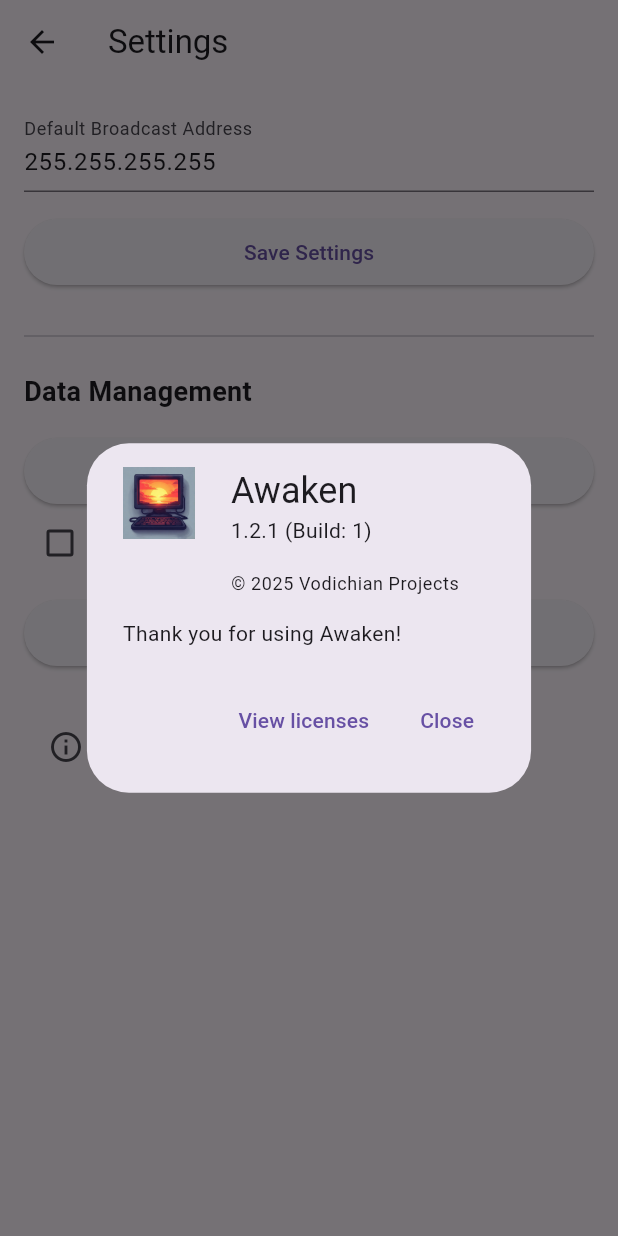
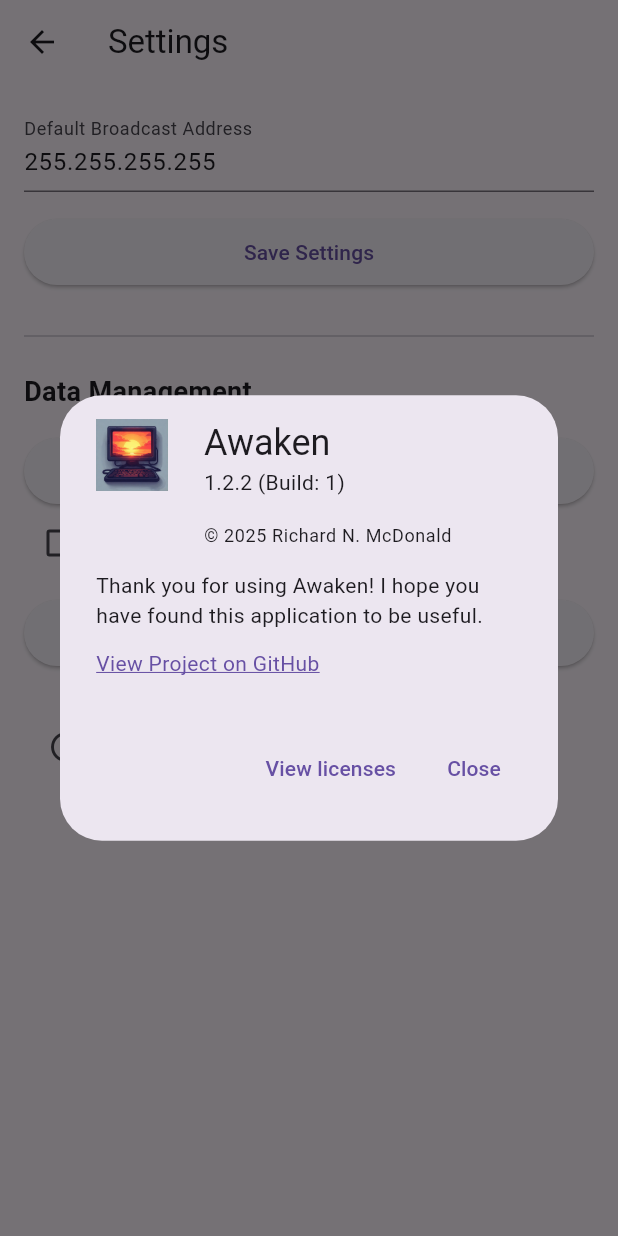
Before and after one commit to Vodichian/awaken, a Flutter app: the SettingsScreen screen opened directly, after a tap on "Application Version", on a phone screen of 412 x 824 dp. Run offline on Flutter 3.47's test engine with Material 3 defaults, Android fonts, the light colour scheme and no system bars; our stand-ins replace file_picker, flutter_colorpicker, flutter_slidable, hive_ce, hive_ce_flutter, logger and 2 more; missing offline and left inert: network_info_plus, window_size; accounts and stored records are empty; network calls fail; statements that could not run were skipped.

Commit message:
- Added project link to About

```diff
--- a/lib/screens/settings_screen.dart
+++ b/lib/screens/settings_screen.dart
@@ -7,6 +7,7 @@
 import 'package:provider/provider.dart';
 
 import 'package:file_picker/file_picker.dart';
+import 'package:url_launcher/url_launcher.dart';
 import 'dart:io';
 import 'dart:convert';
 
@@ -521,7 +522,7 @@
                     ),
                   ),
                 ),
-                const SizedBox(height: 16.0),
+                SizedBox(height: 16.0),
                 ListTile(
                   leading: const Icon(Icons.info_outline),
                   title: const Text('Application Version'),
@@ -534,12 +535,49 @@
                         applicationName: 'Awaken',
                         applicationVersion: _appVersion.replaceFirst('Version: ', ''), // Remove prefix for dialog
                         applicationIcon: Image.asset('assets/icon/awaken.png', width: 48, height: 48),
-                        applicationLegalese: '© ${DateTime.now().year} Vodichian Projects',
-                        children: const <Widget>[
+                        applicationLegalese: '© ${DateTime.now().year} Richard N. McDonald',
+                        children: <Widget>[
+                          const Padding(
+                            padding: EdgeInsets.only(top: 15),
+                            child: Text('Thank you for using Awaken! I hope you have found this application to be useful.'),
+                          ),
                           Padding(
-                            padding: EdgeInsets.only(top: 15),
-                            child: Text('Thank you for using Awaken!'),
-                          )
+                            padding: const EdgeInsets.symmetric(vertical: 8.0),
+                            child: Row( // Using Row to potentially add an icon later
+                              mainAxisAlignment: MainAxisAlignment.start,
+                              children: [
+                                // Optional: GitHub Icon
+                                // Padding(
+                                //   padding: const EdgeInsets.only(right: 8.0),
+                                //   child: Icon(Icons.code), // Or a BrandIcon if you have font_awesome_flutter
+                                // ),
+                                InkWell(
+                                  onTap: () async {
+                                    final Uri url = Uri.parse('https://github.com/Vodichian/awaken'); // <-- REPLACE THIS
+                                    if (!await launchUrl(url, mode: LaunchMode.externalApplication)) {
+                                      // Optional: Show an error message if launching fails
+                                      if (context.mounted) { // Check if the widget is still in the tree
+                                        ScaffoldMessenger.of(context).showSnackBar(
+                                          SnackBar(content: Text('Could not launch $url')),
+                                        );
+                                      }
+                                    }
+                                  },
+                                  child: Padding(
+                                    padding: EdgeInsets.symmetric(vertical: 4.0), // Padding for better tap target
+                                    child: Text(
+                                      'View Project on GitHub',
+                                      style: TextStyle(
+                                        color: Theme.of(context).colorScheme.primary, // Make it look like a link
+                                        decoration: TextDecoration.underline,
+                                        decorationColor: Theme.of(context).colorScheme.primary, // Underline color match
+                                      ),
+                                    ),
+                                  ),
+                                ),
+                              ],
+                            ),
+                          ),
                         ],
                       ),
                     );
--- a/pubspec.yaml
+++ b/pubspec.yaml
@@ -16,7 +16,7 @@
 # https://developer.apple.com/library/archive/documentation/General/Reference/InfoPlistKeyReference/Articles/CoreFoundationKeys.html
 # In Windows, build-name is used as the major, minor, and patch parts
 # of the product and file versions while build-number is used as the build suffix.
-version: 1.2.1+1
+version: 1.2.2+1
 
 environment:
   sdk: ^3.7.2
@@ -48,6 +48,7 @@
   http: ^1.4.0
   network_info_plus: ^6.1.4
   package_info_plus: ^8.3.0
+  url_launcher: ^6.3.1
 
 dev_dependencies:
   flutter_test:
```
Also changed, not shown: pubspec.lock, 6 other files.
